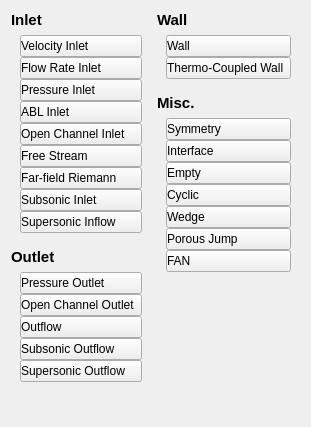
This is baramFlow/view/setup/boundary_conditions/boundary_type_picker.ui in nextfoam/baram as Qt 5 draws it before an edit. The edited form follows.
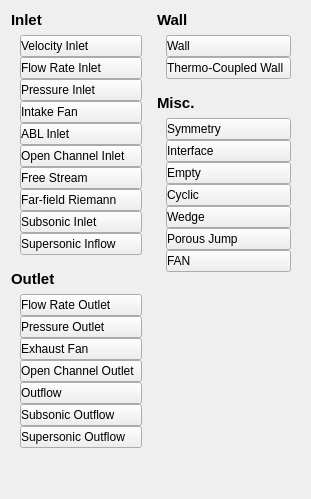
This is the edited form. Custom widgets are drawn as their Qt base class.

The edit to the form file:
```diff
--- a/baramFlow/view/setup/boundary_conditions/boundary_type_picker.ui
+++ b/baramFlow/view/setup/boundary_conditions/boundary_type_picker.ui
@@ -7,7 +7,7 @@
     <x>0</x>
     <y>0</y>
     <width>308</width>
-    <height>427</height>
+    <height>499</height>
    </rect>
   </property>
   <property name="windowTitle">
@@ -114,6 +114,25 @@
            </attribute>
           </widget>
          </item>
+         <item>
+          <widget class="FlatPushButton" name="intakeFan">
+           <property name="sizePolicy">
+            <sizepolicy hsizetype="Expanding" vsizetype="Fixed">
+             <horstretch>0</horstretch>
+             <verstretch>0</verstretch>
+            </sizepolicy>
+           </property>
+           <property name="styleSheet">
+            <string notr="true">text-align:left</string>
+           </property>
+           <property name="text">
+            <string>Intake Fan</string>
+           </property>
+           <attribute name="buttonGroup">
+            <string notr="true">buttonGroup</string>
+           </attribute>
+          </widget>
+         </item>
          <item>
           <widget class="FlatPushButton" name="ABLInlet">
            <property name="sizePolicy">
@@ -262,6 +281,25 @@
          <property name="bottomMargin">
           <number>0</number>
          </property>
+         <item>
+          <widget class="FlatPushButton" name="flowRateOutlet">
+           <property name="sizePolicy">
+            <sizepolicy hsizetype="Expanding" vsizetype="Fixed">
+             <horstretch>0</horstretch>
+             <verstretch>0</verstretch>
+            </sizepolicy>
+           </property>
+           <property name="styleSheet">
+            <string notr="true">text-align:left</string>
+           </property>
+           <property name="text">
+            <string>Flow Rate Outlet</string>
+           </property>
+           <attribute name="buttonGroup">
+            <string notr="true">buttonGroup</string>
+           </attribute>
+          </widget>
+         </item>
          <item>
           <widget class="FlatPushButton" name="pressureOutlet">
            <property name="sizePolicy">
@@ -281,6 +319,25 @@
            </attribute>
           </widget>
          </item>
+         <item>
+          <widget class="FlatPushButton" name="exhaustFan">
+           <property name="sizePolicy">
+            <sizepolicy hsizetype="Expanding" vsizetype="Fixed">
+             <horstretch>0</horstretch>
+             <verstretch>0</verstretch>
+            </sizepolicy>
+           </property>
+           <property name="styleSheet">
+            <string notr="true">text-align:left</string>
+           </property>
+           <property name="text">
+            <string>Exhaust Fan</string>
+           </property>
+           <attribute name="buttonGroup">
+            <string notr="true">buttonGroup</string>
+           </attribute>
+          </widget>
+         </item>
          <item>
           <widget class="FlatPushButton" name="openChannelOutlet">
            <property name="sizePolicy">
```
Left out of the diff: 4 changed lines with no effect on the pictures.
